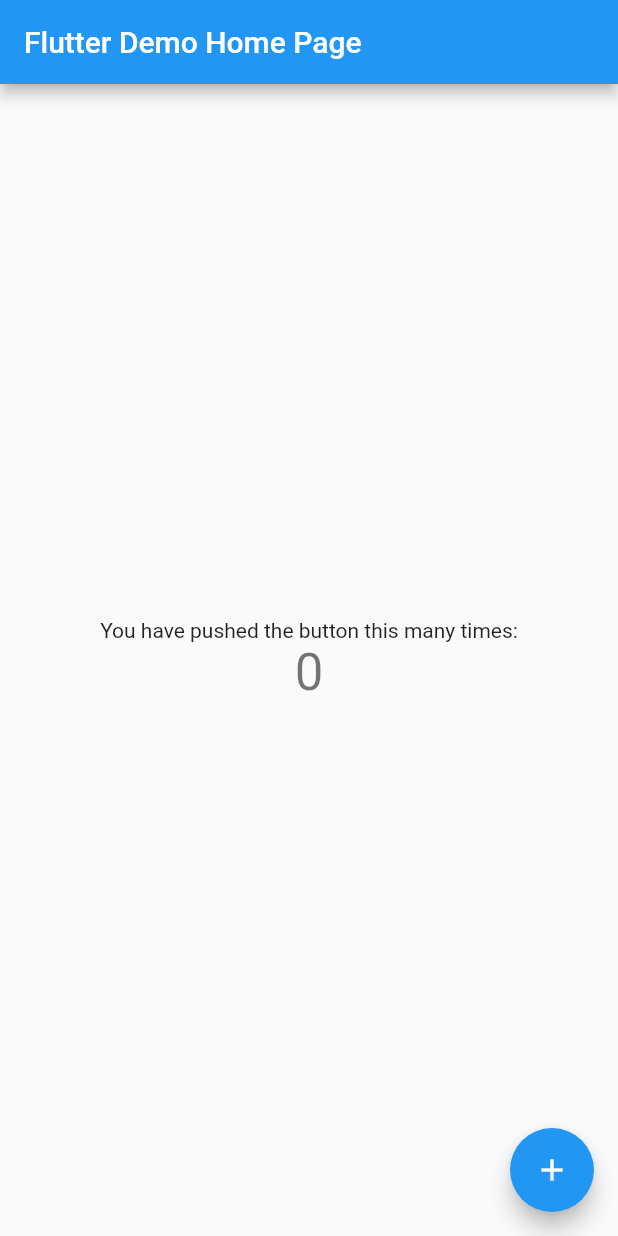
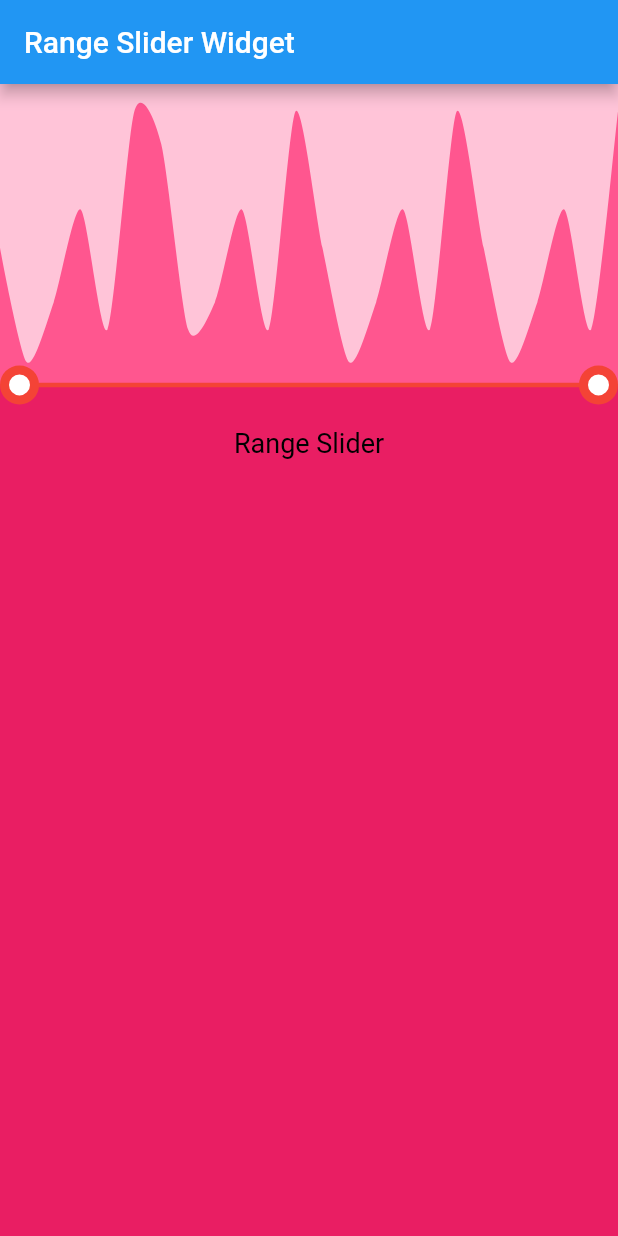
Before and after one commit to soogil/flutter_app, a Flutter app: the screen it shows after launch, on a phone screen of 412 x 824 dp. Run offline on Flutter 3.47's test engine with Material 2 defaults, Android fonts, the phone set to English and light mode, and no system bars.

Commit message:
Range Slider Widget
- first commit

```diff
--- a/lib/main.dart
+++ b/lib/main.dart
@@ -1,4 +1,6 @@
 import 'package:flutter/material.dart';
+import 'package:flutter_app/page/main-page.view.dart';
+
 
 void main() {
   runApp(MyApp());
@@ -14,53 +16,7 @@ class MyApp extends StatelessWidget {
         primarySwatch: Colors.blue,
         visualDensity: VisualDensity.adaptivePlatformDensity,
       ),
-      home: MyHomePage(title: 'Flutter Demo Home Page'),
+      home: MainPageView(),
     );
   }
 }
-
-class MyHomePage extends StatefulWidget {
-  MyHomePage({Key key, this.title}) : super(key: key);
-  final String title;
-
-  @override
-  _MyHomePageState createState() => _MyHomePageState();
-}
-
-class _MyHomePageState extends State<MyHomePage> {
-  int _counter = 0;
-
-  void _incrementCounter() {
-    setState(() {
-      _counter++;
-    });
-  }
-
-  @override
-  Widget build(BuildContext context) {
-    return Scaffold(
-      appBar: AppBar(
-        title: Text(widget.title),
-      ),
-      body: Center(
-        child: Column(
-          mainAxisAlignment: MainAxisAlignment.center,
-          children: <Widget>[
-            Text(
-              'You have pushed the button this many times:',
-            ),
-            Text(
-              '$_counter',
-              style: Theme.of(context).textTheme.headline4,
-            ),
-          ],
-        ),
-      ),
-      floatingActionButton: FloatingActionButton(
-        onPressed: _incrementCounter,
-        tooltip: 'Increment',
-        child: Icon(Icons.add),
-      ), // This trailing comma makes auto-formatting nicer for build methods.
-    );
-  }
-}
--- /dev/null
+++ b/lib/page/main-page.view.dart
@@ -0,0 +1,48 @@
+import 'package:flutter/material.dart';
+import 'package:flutter_app/page/main-page.viewmodel.dart';
+import 'package:flutter_app/widget/range-slider.widget.dart';
+
+
+class MainPageView extends StatelessWidget {
+
+  MainPageViewModel _viewModel;
+
+  @override
+  Widget build(BuildContext context) {
+    _viewModel ??= MainPageViewModel();
+
+    return Scaffold(
+      appBar: _getAppBar(),
+      body: _getBody(),
+    );
+  }
+
+  _getAppBar() {
+    return AppBar(
+      title: Text(
+        'Range Slider Widget'
+      ),
+    );
+  }
+
+  _getBody() {
+    return Container(
+      child: RangeSliderWidget(
+        minValue: _viewModel.minvalue,
+        maxValue: _viewModel.maxvalue,
+        volumes: _viewModel.volumes,
+        rangeSliderLabelBuilder: (double startValue, double endValue) {
+          return Container(
+            child:Text(
+              _viewModel.rangeTitle,
+              style: TextStyle(
+                  fontSize: 18,
+                  color: Colors.black
+              ),
+            ),
+          );
+        },
+      ),
+    );
+  }
+}
--- /dev/null
+++ b/lib/page/main-page.viewmodel.dart
@@ -0,0 +1,19 @@
+
+
+class MainPageViewModel {
+
+  MainPageViewModel() {
+    _volumes = [250,40 ,150, 320, 100, 500, 440, 100 ,150, 320,
+      100, 500, 250,40 ,150, 320, 100, 500, 250,40 ,150, 320, 100, 500];
+  }
+
+  List<int> _volumes;
+
+  List<int> get volumes => _volumes;
+
+  String get rangeTitle => 'Range Slider';
+
+  double get minvalue => 10;
+
+  double get maxvalue => 1000;
+}
--- /dev/null
+++ b/lib/widget/range-slider.widget.dart
@@ -0,0 +1,462 @@
+import 'package:flutter/material.dart';
+
+
+typedef Widget RangeSliderLabelBuilder(
+    double startValue,
+    double endValue,
+    );
+
+class RangeSliderWidget extends StatefulWidget {
+
+  RangeSliderWidget({
+    Key key,
+    @required this.volumes,
+    @required this.rangeSliderLabelBuilder,
+    @required this.minValue,
+    @required this.maxValue,
+    this.onChanged,
+    this.height = 200,
+    this.values,
+    this.chartHeight = 200,
+    this.trackHeight = 1,
+    this.thumbStrokeWidth = 6.0,
+    this.enabledThumbRadius = 10.0,
+    this.chartPadding = const EdgeInsets.all(0),
+    this.thumbColor = Colors.red,
+    this.outerThumbColor = Colors.white,
+    this.inActiveTrackColor = Colors.transparent,
+    this.inActiveTickMarkColor = Colors.transparent,
+    this.overlayColor = Colors.transparent,
+    this.chartBackgroundColor = Colors.white,
+    this.chartColor = Colors.grey,
+    this.chartBlendColor = Colors.pink,
+  }) :
+        assert(minValue != null && maxValue != null),
+        assert(minValue < maxValue),
+        assert(volumes != null && volumes.length != 0),
+        assert(rangeSliderLabelBuilder != null),
+        super(key: key);
+
+  final List<int> volumes;
+  final double minValue;
+  final double maxValue;
+  final double height;
+  final RangeValues values;
+  final double chartHeight;
+  final double trackHeight;
+  final double thumbStrokeWidth;
+  final double enabledThumbRadius;
+  final EdgeInsets chartPadding;
+  final Color chartBackgroundColor;
+  final Color chartColor;
+  final Color chartBlendColor;
+  final Color thumbColor;
+  final Color outerThumbColor;
+  final Color inActiveTrackColor;
+  final Color inActiveTickMarkColor;
+  final Color overlayColor;
+  final RangeSliderLabelBuilder rangeSliderLabelBuilder;
+  final ValueChanged<RangeValues> onChanged;
+
+  @override
+  _RangeSliderWidgetState createState() => _RangeSliderWidgetState();
+}
+
+class _RangeSliderWidgetState extends State<RangeSliderWidget> {
+
+  final GlobalKey chartViewKey = GlobalKey();
+
+  RangeValues _values;
+  double _chartLeftPadding = 0.0;
+  double _chartRightPadding = 0.0;
+  int _maxVolume = 0;
+
+  _getMaxAxis() {
+    int max = widget.volumes.first;
+
+    widget.volumes.forEach((i){
+      if(i > max){
+        max = i;
+      }
+    });
+
+    int maxValue = max.round();
+
+    return maxValue;
+  }
+
+  @override
+  void initState() {
+    _values = widget.values ?? RangeValues(widget.minValue, widget.maxValue);
+    _maxVolume = _getMaxAxis();
+
+    if(hasValues) {
+      WidgetsBinding.instance.addPostFrameCallback((_) {
+        _setPadding();
+        setState(() {
+
+        });
+      });
+    }
+    super.initState();
+  }
+
+  @override
+  Widget build(BuildContext context) {
+    final double handlerScaleFactor = 2.2;
+
+    return Container(
+        child: Stack(
+          children: <Widget>[
+            Positioned(
+              left: 0,
+              right: 0,
+              top: 0,
+              child:
+              _getBarLineChart(context),
+            ),
+            Positioned(
+                left: 0,
+                right: 0,
+                top: widget.chartHeight - (widget.enabledThumbRadius * handlerScaleFactor) - widget.thumbStrokeWidth,
+                child: Column(
+                  mainAxisSize: MainAxisSize.min,
+                  children: <Widget>[
+                    SliderTheme(
+                      data: SliderThemeData(
+                        rangeThumbShape: SliderThumb(
+                          enabledThumbRadius: widget.enabledThumbRadius,
+                          outerThumbColor: widget.outerThumbColor,
+                          thumbColor: widget.thumbColor,
+                          thumbStrokeWidth: widget.thumbStrokeWidth,
+                        ),
+                        activeTickMarkColor: widget.thumbColor,
+                        activeTrackColor: widget.thumbColor,
+                        inactiveTrackColor: widget.inActiveTrackColor,
+                        inactiveTickMarkColor: widget.inActiveTickMarkColor,
+                        overlayColor: widget.overlayColor,
+                        trackHeight: widget.trackHeight,
+                        rangeTrackShape: CustomRangeSliderTrackShape(
+                            overlayRadius: widget.enabledThumbRadius,
+                            handlerScaleFactor: handlerScaleFactor
+                        ),
+                        overlayShape: CustomRoundSliderOverlayShape(
+                            overlayRadius: widget.enabledThumbRadius * 2 + widget.thumbStrokeWidth,
+                            handlerScaleFactor: handlerScaleFactor
+                        ),
+                      ),
+                      child: RangeSlider(
+                        onChanged: (value) {
+                          if (widget.onChanged != null) {
+                            widget.onChanged(value);
+                          }
+
+                          setState(() {
+                            _values = value;
+                            _setPadding();
+                          });
+                        },
+                        values: _values,
+                        min: widget.minValue,
+                        max: widget.maxValue,
+                      ),
+                    ),
+                    widget.rangeSliderLabelBuilder(
+                      _values.start,
+                      _values.end,
+                    ),
+                  ],
+                )
+            ),
+          ],
+        )
+    );
+  }
+
+  _getBarLineChart(BuildContext context) {
+    final size = MediaQuery.of(context).size;
+
+    return Container(
+      key: chartViewKey,
+      height: widget.chartHeight,
+      child: ColorFiltered(
+        colorFilter: ColorFilter.mode(
+          widget.chartBlendColor,
+          BlendMode.saturation,
+        ),
+        child: Stack(
+          children: <Widget>[
+            Container(
+              color: widget.chartBackgroundColor,
+              child: CustomPaint(
+                size: Size(size.width, widget.chartHeight),
+                painter: BarLineChartView(
+                  volumes: widget.volumes,
+                  limitPriceVolume: _maxVolume,
+                  chartColor: widget.chartColor,
+                ),
+              ),
+            ),
+            Container(
+              margin: EdgeInsets.only(
+                right: _chartRightPadding,
+                left: _chartLeftPadding,
+              ),
+              color: widget.chartBlendColor.withOpacity(0.25),
+            ),
+          ],
+        ),
+      ),
+    );
+  }
+
+  _setPadding() {
+    final _context = chartViewKey.currentContext ?? context;
+    final width = _context.size.width;
+    final priceScaleFactor = width / widget.maxValue;
+
+    _chartLeftPadding = (_values.start - widget.minValue) * priceScaleFactor;
+    _chartRightPadding = (widget.maxValue - _values.end) * priceScaleFactor;
+  }
+
+  bool get hasValues => widget.values != null;
+}
+
+class BarLineChartView extends CustomPainter {
+
+  BarLineChartView({
+    this.volumes,
+    this.limitPriceVolume,
+    this.leftPadding = 0.0,
+    this.chartColor,
+    this.hiddenXLeftovers = true,
+  }) : assert(volumes != null && volumes.length != 0);
+
+  final List<int> volumes;
+  final Color chartColor;
+  final int limitPriceVolume;
+  final double leftPadding;
+  final bool hiddenXLeftovers;
+
+  @override
+  bool shouldRepaint(CustomPainter oldDelegate) {
+    return false;
+  }
+
+  @override
+  void paint(Canvas canvas, Size size) {
+    List<Offset> offsets = _calcOffsets(size);
+
+    Paint paint = Paint()
+      ..color = chartColor;
+
+    _drawLine(canvas, size, offsets, paint);
+  }
+
+  _calcOffsets(Size size) {
+    List<Offset> offsets = [];
+    double dx, dy;
+    int i;
+
+    final int leftOverByLength = hiddenXLeftovers ? volumes.length > 1
+        ? -1
+        : 0 : 1;
+    final double unit = ((size.width) / (volumes.length + leftOverByLength));
+    final double leftOverBySize = hiddenXLeftovers ? 0.0 : unit;
+
+    for (i = 0; i < volumes.length; i ++) {
+      final heightScaleFactor = volumes[i] / (limitPriceVolume + limitPriceVolume * 0.1);
+      dx = leftOverBySize + ((i * unit));
+      dy = size.height - heightScaleFactor * size.height;
+
+      offsets.add(Offset(leftPadding + dx, dy));
+    }
+
+    return offsets;
+  }
+
+  _drawLine(Canvas canvas, Size size, List<Offset> offsets, Paint paint) {
+    Path path = Path();
+
+    path.moveTo(offsets[0].dx, offsets[0].dy);
+
+    var temp = const Offset(0.0, 0.0);
+
+    for (int i = 1; i < offsets.length; i++) {
+      final previous = offsets[i - 1];
+      final current = offsets[i];
+      final next = offsets[i + 1 < offsets.length ? i + 1 : i];
+
+      final Offset cp1 = previous + temp;
+
+      temp = ((next - previous) / 2) * 0.25;
+
+      final Offset cp2 = current - temp;
+
+      path.cubicTo(
+        cp1.dx, cp1.dy > size.height ? size.height : cp1.dy,
+        cp2.dx, cp2.dy > size.height ? size.height : cp2.dy,
+        current.dx, current.dy > size.height ? size.height : current.dy,
+      );
+    }
+    path.lineTo(size.width, size.height);
+    path.lineTo(0, size.height);
+    canvas.drawPath(path, paint);
+  }
+}
+
+class SliderThumb extends RangeSliderThumbShape {
+
+  const SliderThumb({
+    this.enabledThumbRadius = 10.0,
+    this.disabledThumbRadius,
+    this.outerThumbColor = Colors.white,
+    this.thumbColor = Colors.red,
+    this.thumbStrokeWidth = 6.0,
+  }) : assert(enabledThumbRadius != null);
+
+  final double enabledThumbRadius;
+  final double disabledThumbRadius;
+  final Color outerThumbColor;
+  final Color thumbColor;
+  final double thumbStrokeWidth;
+
+  @override
+  Size getPreferredSize(bool isEnabled, bool isDiscrete) {
+    return Size.fromRadius(isEnabled == true ? enabledThumbRadius : _disabledThumbRadius);
+  }
+
+  double get _disabledThumbRadius =>  disabledThumbRadius ?? enabledThumbRadius;
+
+  @override
+  void paint(PaintingContext context,
+      Offset center,
+      {Animation<double> activationAnimation,
+        Animation<double> enableAnimation,
+        bool isDiscrete, bool isEnabled,
+        bool isOnTop,
+        TextDirection textDirection,
+        SliderThemeData sliderTheme,
+        Thumb thumb,
+        bool isPressed
+      }) {
+    assert(context != null);
+    assert(center != null);
+    assert(activationAnimation != null);
+    assert(sliderTheme != null);
+    assert(sliderTheme.showValueIndicator != null);
+    assert(sliderTheme.overlappingShapeStrokeColor != null);
+    assert(enableAnimation != null);
+
+    final Canvas canvas = context.canvas;
+    final Tween<double> radiusTween = Tween<double>(
+      begin: _disabledThumbRadius,
+      end: enabledThumbRadius,
+    );
+    final double radius = radiusTween.evaluate(enableAnimation);
+
+    canvas.drawCircle(
+      center,
+      radius,
+      Paint()
+        ..color = outerThumbColor,
+    );
+    canvas.drawCircle(
+      center,
+      radius,
+      Paint()
+        ..color = thumbColor
+        ..strokeWidth = thumbStrokeWidth
+        ..style = PaintingStyle.stroke,
+    );
+  }
+}
+
+class CustomRangeSliderTrackShape extends RoundedRectRangeSliderTrackShape{
+
+  CustomRangeSliderTrackShape({
+    this.overlayRadius,
+    this.handlerScaleFactor = 1.5
+  });
+
+  final double overlayRadius;
+  final double handlerScaleFactor;
+
+  @override
+  Rect getPreferredRect({
+    @required RenderBox parentBox,
+    Offset offset = Offset.zero,
+    @required SliderThemeData sliderTheme,
+    bool isEnabled = false,
+    bool isDiscrete = false,
+  }) {
+    assert(parentBox != null);
+    assert(offset != null);
+    assert(sliderTheme != null);
+    assert(sliderTheme.overlayShape != null);
+    assert(isEnabled != null);
+    assert(isDiscrete != null);
+    final double overlayWidth = sliderTheme.overlayShape.getPreferredSize(isEnabled, isDiscrete).width / handlerScaleFactor;
+    final double trackHeight = sliderTheme.trackHeight;
+    assert(overlayWidth >= 0);
+    assert(trackHeight >= 0);
+    assert(parentBox.size.width >= overlayWidth);
+    assert(parentBox.size.height >= trackHeight);
+
+    final double trackLeft = offset.dx + overlayWidth / 2;
+    final double trackTop = offset.dy + (parentBox.size.height - trackHeight) / 2;
+    final double trackWidth = parentBox.size.width - overlayWidth;
+    return Rect.fromLTWH(trackLeft, trackTop, trackWidth, trackHeight);
+  }
+}
+
+class CustomRoundSliderOverlayShape extends SliderComponentShape {
+  const CustomRoundSliderOverlayShape({
+    this.overlayRadius = 24.0,
+    this.handlerScaleFactor = 1.5
+  });
+
+  final double overlayRadius;
+  final double handlerScaleFactor;
+
+  @override
+  Size getPreferredSize(bool isEnabled, bool isDiscrete) {
+    return Size(overlayRadius * handlerScaleFactor, overlayRadius * handlerScaleFactor);
+  }
+
+  @override
+  void paint(PaintingContext context,
+      Offset center,
+      {Animation<double> activationAnimation,
+        Animation<double> enableAnimation,
+        bool isDiscrete, TextPainter labelPainter,
+        RenderBox parentBox,
+        SliderThemeData sliderTheme,
+        TextDirection textDirection,
+        double value,
+        double textScaleFactor,
+        Size sizeWithOverflow
+      }) {
+    assert(context != null);
+    assert(center != null);
+    assert(activationAnimation != null);
+    assert(enableAnimation != null);
+    assert(labelPainter != null);
+    assert(parentBox != null);
+    assert(sliderTheme != null);
+    assert(textDirection != null);
+    assert(value != null);
+
+    final Canvas canvas = context.canvas;
+    final Tween<double> radiusTween = Tween<double>(
+      begin: 0.0,
+      end: overlayRadius,
+    );
+
+    canvas.drawCircle(
+      center,
+      radiusTween.evaluate(activationAnimation),
+      Paint()..color = sliderTheme.overlayColor,
+    );
+  }
+}
```
